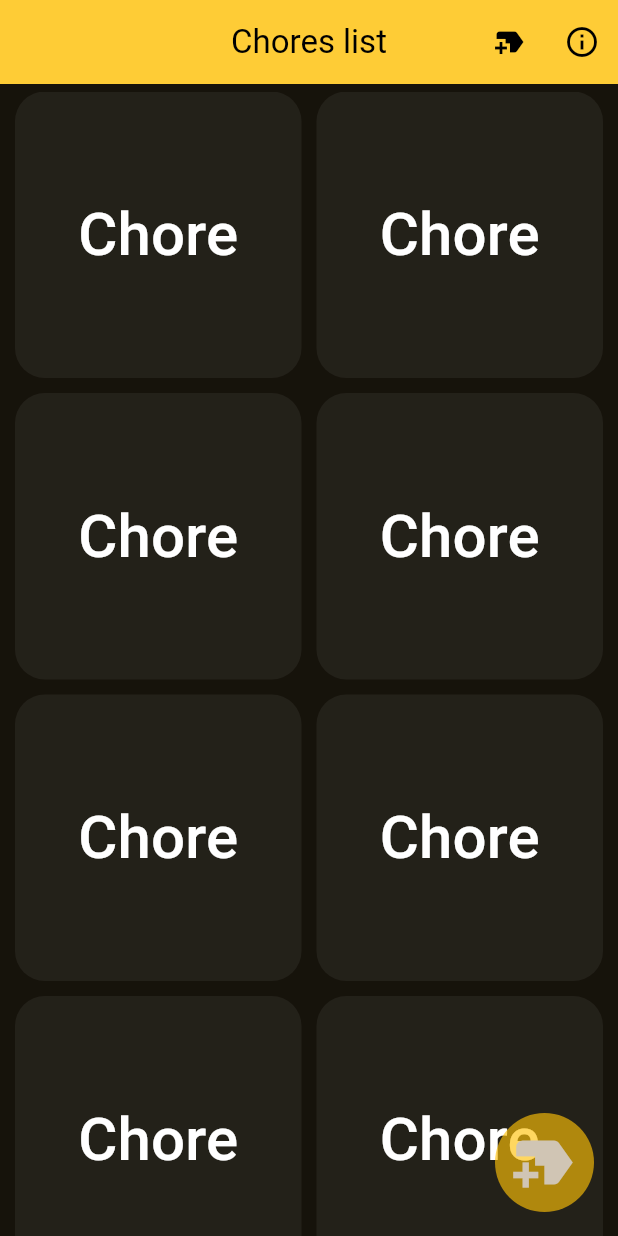
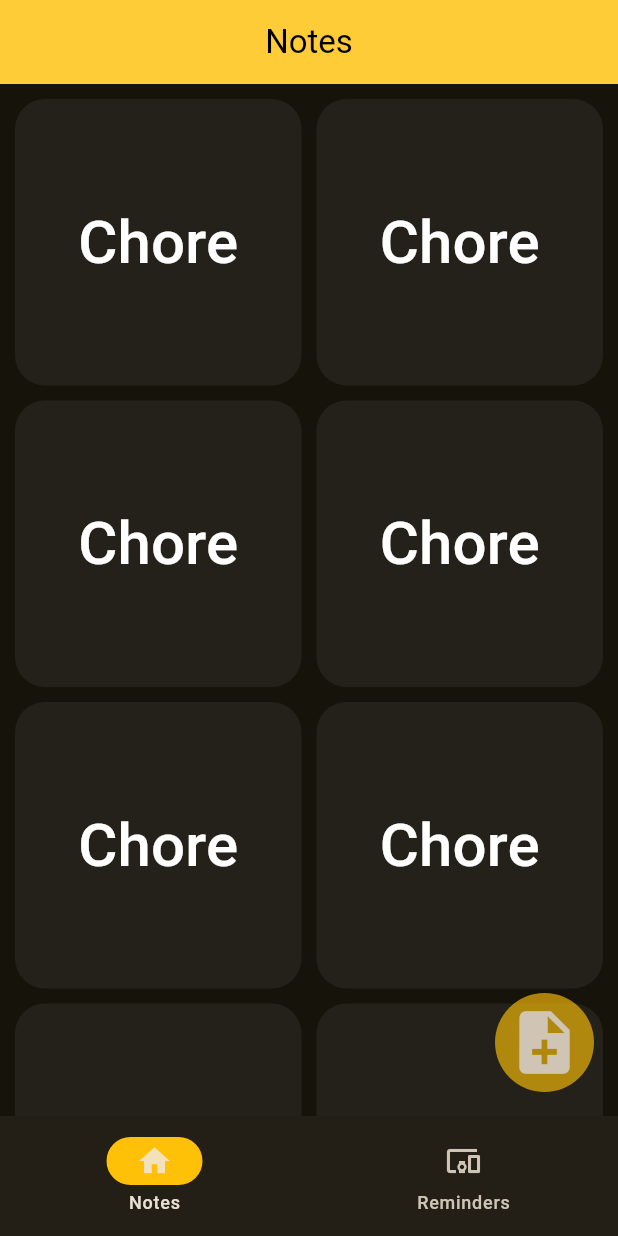
Before and after one commit to RafBel94/LiteNotes, a Flutter app: the screen it shows after launch, after a tap on "Chore", on a phone screen of 412 x 824 dp. Run offline on Flutter 3.47's test engine with Material 3 defaults, Android fonts, the phone set to English and light mode, and no system bars.

Commit message:
Update
- Added Bottom Nav Bar
- Renamed and divided screens in diferent files

```diff
--- a/lib/main.dart
+++ b/lib/main.dart
@@ -1,7 +1,9 @@
 
 import 'package:flutter/material.dart';
+import 'package:provider/provider.dart';
 import 'package:read_write_app/config/infracstructure/app_theme.dart';
-import 'package:read_write_app/presentation/screens/list_screen.dart';
+import 'package:read_write_app/presentation/screens/providers/user_provider.dart';
+import 'package:read_write_app/presentation/screens/skeleton.dart';
 
 void main() => runApp(const MyApp());
 
@@ -10,11 +12,18 @@ class MyApp extends StatelessWidget {
 
   @override
   Widget build(BuildContext context) {
-    return MaterialApp(
+    return MultiProvider(
+      providers: [
+      ChangeNotifierProvider(create: (_) => UserProvider()),
+    ],
+    child: MaterialApp(
       debugShowCheckedModeBanner: false,
       theme: AppTheme(selectedColor: 0).getTheme(),
       title: 'Material App',
-      home: ListScreen()
+      home: const Skeleton()
+    )
     );
+
+
   }
 }
--- a/lib/presentation/screens/list_screen.dart
+++ /dev/null
@@ -1,88 +0,0 @@
-import 'package:flutter/material.dart';
-
-class ListScreen extends StatelessWidget {
-  const ListScreen({super.key});
-
-  @override
-  Widget build(BuildContext context) {
-
-    return Scaffold(
-      appBar: AppBar(
-        backgroundColor: const Color.fromARGB(255, 254, 204, 54),
-        centerTitle: true,
-        title: const Text('Chores list', style: TextStyle(color: Colors.black),),
-        actions: [
-          _NewButton(),
-          _InfoButton()
-        ],
-      ),
-      body: Padding(
-        padding: const EdgeInsets.only(top: 5, left: 10, right: 10),
-        child: GridView.count(
-            crossAxisCount: 2,
-            mainAxisSpacing: 10,
-            crossAxisSpacing: 10,
-            children: [
-              _NoteButton(),
-              _NoteButton(),
-              _NoteButton(),
-              _NoteButton(),
-              _NoteButton(),
-              _NoteButton(),
-              _NoteButton(),
-              _NoteButton(),
-            ],),
-        ),
-        floatingActionButton: IconButton(
-          iconSize: 50,
-          style: const ButtonStyle(backgroundColor: WidgetStatePropertyAll(Color.fromARGB(164, 255, 193, 7))),
-          icon: const Icon(Icons.new_label),
-          onPressed: () {
-
-          },
-        ),
-      );
-  }
-}
-
-
-class _NoteButton extends StatelessWidget {
-
-  @override
-  Widget build(BuildContext context) {
-    return TextButton(
-      style: ButtonStyle(shape: WidgetStateProperty.all(RoundedRectangleBorder(borderRadius: BorderRadius.circular(20))), backgroundColor: const WidgetStatePropertyAll(Color.fromARGB(25, 158, 158, 158))),
-      onPressed: () {
-
-      },
-      child: const Text('Chore', style: TextStyle(fontSize: 40, color: Colors.white),)
-      );
-  }
-}
-
-class _InfoButton extends StatelessWidget {
-
-  @override
-  Widget build(BuildContext context) {
-    return IconButton(
-      icon: const Icon(Icons.info_outline),
-      color: Colors.black,
-      onPressed: () {
-
-      },);
-  }
-}
-
-class _NewButton extends StatelessWidget {
-
-  @override
-  Widget build(BuildContext context) {
-    return IconButton(
-      icon: const Icon(Icons.new_label),
-      color: Colors.black,
-      onPressed: () {
-
-      },
-    );
-  }
-}
--- /dev/null
+++ b/lib/presentation/screens/notes_screen.dart
@@ -0,0 +1,43 @@
+import 'package:flutter/material.dart';
+
+class NotesScreen extends StatelessWidget {
+  const NotesScreen({
+    super.key,
+  });
+
+  @override
+  Widget build(BuildContext context) {
+    return Padding(
+      padding: const EdgeInsets.only(top: 10, left: 10, right: 10),
+      child: GridView.count(
+        crossAxisCount: 2,
+        mainAxisSpacing: 10,
+        crossAxisSpacing: 10,
+        children: [
+          _NoteButton(),
+          _NoteButton(),
+          _NoteButton(),
+          _NoteButton(),
+          _NoteButton(),
+          _NoteButton(),
+          _NoteButton(),
+          _NoteButton(),
+        ],
+      ),
+    );
+  }
+}
+
+class _NoteButton extends StatelessWidget {
+
+  @override
+  Widget build(BuildContext context) {
+    return TextButton(
+      style: ButtonStyle(shape: WidgetStateProperty.all(RoundedRectangleBorder(borderRadius: BorderRadius.circular(20))), backgroundColor: const WidgetStatePropertyAll(Color.fromARGB(25, 158, 158, 158))),
+      onPressed: () {
+
+      },
+      child: const Text('Chore', style: TextStyle(fontSize: 40, color: Colors.white),)
+      );
+  }
+}
--- /dev/null
+++ b/lib/presentation/screens/providers/user_provider.dart
@@ -0,0 +1,12 @@
+import 'package:flutter/material.dart';
+
+class UserProvider extends ChangeNotifier {
+  String appBarTitle;
+
+  UserProvider({this.appBarTitle = "Notes"});
+
+  void changeAppBarTitle({required String text}) async {
+    appBarTitle = text;
+    notifyListeners();
+  }
+}
--- /dev/null
+++ b/lib/presentation/screens/skeleton.dart
@@ -0,0 +1,109 @@
+import 'package:flutter/material.dart';
+import 'package:provider/provider.dart';
+import 'package:read_write_app/presentation/screens/notes_screen.dart';
+import 'package:read_write_app/presentation/screens/reminders_screen.dart';
+import 'package:read_write_app/presentation/screens/providers/user_provider.dart';
+
+class Skeleton extends StatefulWidget {
+  const Skeleton({super.key});
+
+  @override
+  State<StatefulWidget> createState() => _SkeletonState();
+}
+
+class _SkeletonState extends State<Skeleton> {
+    int currentPageIndex = 0;
+
+    final UserProvider userProvider = UserProvider();
+
+   @override
+  Widget build(BuildContext context) {
+
+    return Scaffold(
+      appBar: AppBar(
+        backgroundColor: const Color.fromARGB(255, 254, 204, 54),
+        centerTitle: true,
+        title: Text(context.watch<UserProvider>().appBarTitle, style: const TextStyle(color: Colors.black),),
+      ),
+
+        bottomNavigationBar: NavigationBar(
+          onDestinationSelected: (int index) {
+            setState(() {
+              currentPageIndex = index;
+              setAppBarTitle(index);
+            });
+          },
+          selectedIndex: currentPageIndex,
+          indicatorColor: Colors.amber,
+          destinations: const [
+            NavigationDestination(
+              icon: Icon(Icons.home),
+              label: 'Notes'
+              ),
+            NavigationDestination(
+              icon: Icon(Icons.devices_other),
+              label: 'Reminders'
+              ),
+          ],
+          ),
+
+      body: <Widget>[
+        const NotesScreen(),
+        RemindersScreen()][currentPageIndex
+        ],
+
+        floatingActionButton: currentPageIndex == 0 ? _NewNoteButton() : _NewReminderButton(),
+      );
+  }
+
+// FUNCTIONS
+
+  void setAppBarTitle(int index) {
+    switch (index) {
+      case 0:
+        {
+          context.read<UserProvider>().changeAppBarTitle(text: 'Notes');
+        }
+      case 1:
+        {
+          context.read<UserProvider>().changeAppBarTitle(text: 'Reminders');
+        }
+      default:
+        {
+          context.read<UserProvider>().changeAppBarTitle(text: 'App Default Title');
+        }
+    }
+  }
+}
+
+// WIDGETS
+
+class _NewNoteButton extends StatelessWidget {
+
+  @override
+  Widget build(BuildContext context) {
+    return IconButton(
+      iconSize: 50,
+      style: const ButtonStyle(backgroundColor: WidgetStatePropertyAll(Color.fromARGB(164, 255, 193, 7))),
+      icon: const Icon(Icons.note_add),
+      onPressed: () {
+
+      },
+    );
+  }
+}
+
+class _NewReminderButton extends StatelessWidget {
+
+  @override
+  Widget build(BuildContext context) {
+    return IconButton(
+      iconSize: 50,
+      style: const ButtonStyle(backgroundColor: WidgetStatePropertyAll(Color.fromARGB(164, 255, 193, 7))),
+      icon: const Icon(Icons.event),
+      onPressed: () {
+
+      },
+    );
+  }
+}
```
Also changed, not shown: lib/presentation/screens/reminders_screen.dart (added, +59 -0 lines), pubspec.yaml (+4 -12 lines), pubspec.lock.
